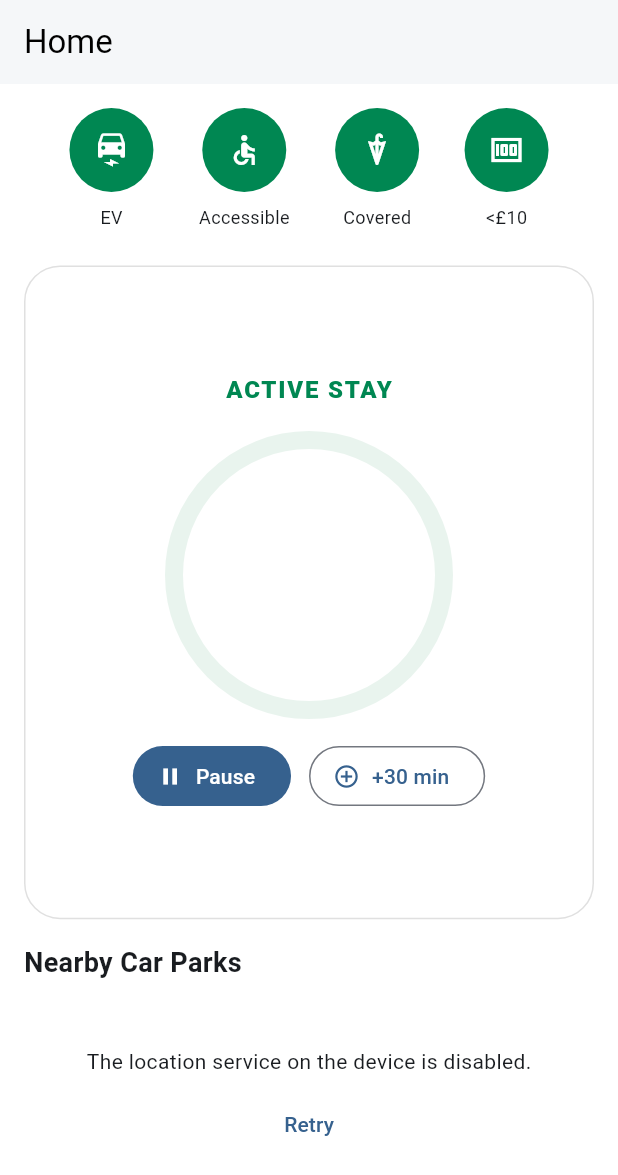
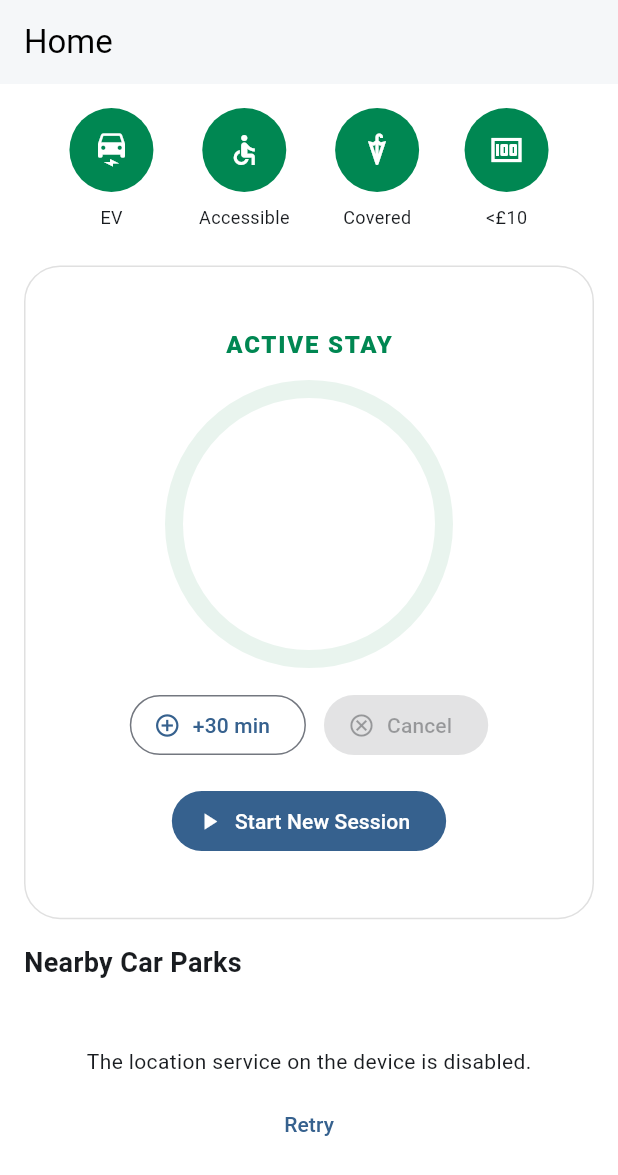
Before and after one commit to SETaP-2025-2026-Team-2a/Parking-App, a Flutter app: the HomePage screen opened directly with empty values, on a phone screen of 412 x 824 dp. Shown: the top 1175 px of the screen. Run offline on Flutter 3.47's test engine with Material 3 defaults, Android fonts, the phone set to English and light mode, and no system bars; our stand-ins replace equatable, flutter_bloc, flutter_map, flutter_tts, geolocator, latlong2.

Commit message:
feat: refactor session management in MainNavigation to improve timer functionality and add session cancellation dialog

```diff
--- a/frontend/lib/main.dart
+++ b/frontend/lib/main.dart
@@ -92,7 +92,7 @@ class _MainNavigationState extends State<MainNavigation> {
   late Duration _remainingDuration;
   late Duration _totalDuration;
   Timer? _timer;
-  bool _isPaused = false;
+  bool _isSessionActive = true;
 
   @override
   void initState() {
@@ -117,7 +117,7 @@ class _MainNavigationState extends State<MainNavigation> {
   void _startTimer() {
     _timer?.cancel();
     _timer = Timer.periodic(const Duration(seconds: 1), (_) {
-      if (_isPaused || _remainingDuration == Duration.zero) {
+      if (!_isSessionActive || _remainingDuration == Duration.zero) {
         return;
       }
 
@@ -125,7 +125,7 @@ class _MainNavigationState extends State<MainNavigation> {
         final nextDuration = _remainingDuration - const Duration(seconds: 1);
         if (nextDuration <= Duration.zero) {
           _remainingDuration = Duration.zero;
-          _isPaused = true;
+          _isSessionActive = false;
           _timer?.cancel();
         } else {
           _remainingDuration = nextDuration;
@@ -134,13 +134,12 @@ class _MainNavigationState extends State<MainNavigation> {
     });
   }
 
-  void _togglePause() {
-    if (_remainingDuration == Duration.zero) {
-      return;
-    }
-
+  void _startNewSession() {
     setState(() {
-      _isPaused = !_isPaused;
+      _isSessionActive = true;
+      _remainingDuration = const Duration(hours: 1, minutes: 0);
+      _totalDuration = _remainingDuration;
+      _startTimer();
     });
   }
 
@@ -151,6 +150,43 @@ class _MainNavigationState extends State<MainNavigation> {
       if (_remainingDuration > Duration.zero && _timer == null) {
         _startTimer();
       }
+    });
+  }
+
+  Future<void> _cancelSession() async {
+    final shouldCancel = await showDialog<bool>(
+      context: context,
+      builder: (dialogContext) {
+        return AlertDialog(
+          title: const Text('Cancel stay?'),
+          content: const Text(
+            'Are you sure you want to cancel this parking session?',
+          ),
+          actions: [
+            TextButton(
+              onPressed: () => Navigator.of(dialogContext).pop(false),
+              child: const Text('No'),
+            ),
+            TextButton(
+              onPressed: () => Navigator.of(dialogContext).pop(true),
+              style: TextButton.styleFrom(foregroundColor: Colors.red),
+              child: const Text('Yes, cancel'),
+            ),
+          ],
+        );
+      },
+    );
+
+    if (shouldCancel != true || !mounted) {
+      return;
+    }
+
+    setState(() {
+      _remainingDuration = Duration.zero;
+      _totalDuration = Duration.zero;
+      _isSessionActive = false;
+      _timer?.cancel();
+      _timer = null;
     });
   }
 
@@ -169,9 +205,10 @@ class _MainNavigationState extends State<MainNavigation> {
         progress: _totalDuration.inSeconds == 0
             ? 0.0
             : _remainingDuration.inSeconds / _totalDuration.inSeconds,
-        isPaused: _isPaused,
-        onPauseResume: _togglePause,
+        isSessionActive: _isSessionActive,
+        onCancelSession: _cancelSession,
         onAddThirtyMinutes: _addThirtyMinutes,
+        onStartNewSession: _startNewSession,
       ),
       const search.SearchPage(),
       const HistoryPageWrapper(),
@@ -204,17 +241,19 @@ class _MainNavigationState extends State<MainNavigation> {
 class HomePage extends StatefulWidget {
   final String remainingTime;
   final double progress;
-  final bool isPaused;
-  final VoidCallback onPauseResume;
+  final bool isSessionActive;
+  final VoidCallback onCancelSession;
   final VoidCallback onAddThirtyMinutes;
+  final VoidCallback onStartNewSession;
 
   const HomePage({
     super.key,
     required this.remainingTime,
     required this.progress,
-    required this.isPaused,
-    required this.onPauseResume,
+    required this.isSessionActive,
+    required this.onCancelSession,
     required this.onAddThirtyMinutes,
+    required this.onStartNewSession,
   });
 
   @override
@@ -327,9 +366,10 @@ class _HomePageState extends State<HomePage> {
               child: ActiveStayWidget(
                 remainingTime: widget.remainingTime,
                 progress: widget.progress,
-                isPaused: widget.isPaused,
-                onPauseResume: widget.onPauseResume,
+                isSessionActive: widget.isSessionActive,
+                onCancelSession: widget.onCancelSession,
                 onAddThirtyMinutes: widget.onAddThirtyMinutes,
+                onStartNewSession: widget.onStartNewSession,
               ),
             ),
             const SizedBox(height: 16),
@@ -426,17 +466,19 @@ class CircularActionButton extends StatelessWidget {
 class ActiveStayWidget extends StatelessWidget {
   final String remainingTime;
   final double progress;
-  final bool isPaused;
-  final VoidCallback onPauseResume;
+  final bool isSessionActive;
+  final VoidCallback onCancelSession;
   final VoidCallback onAddThirtyMinutes;
+  final VoidCallback onStartNewSession;
 
   const ActiveStayWidget({
     super.key,
     required this.remainingTime,
     required this.progress,
-    required this.isPaused,
-    required this.onPauseResume,
+    required this.isSessionActive,
+    required this.onCancelSession,
     required this.onAddThirtyMinutes,
+    required this.onStartNewSession,
   });
 
   @override
@@ -449,8 +491,15 @@ class ActiveStayWidget extends StatelessWidget {
         borderRadius: BorderRadius.circular(24),
         border: Border.all(color: const Color(0xFFE0E0E0)),
       ),
-      child: Column(
+      child: LayoutBuilder(
+        builder: (context, constraints) {
+          final dialSize = (constraints.maxWidth * 0.58)
+              .clamp(120.0, 180.0)
+              .toDouble();
+
+          return Column(
             mainAxisAlignment: MainAxisAlignment.center,
+            mainAxisSize: MainAxisSize.min,
             children: [
               const Text(
                 'ACTIVE STAY',
@@ -461,16 +510,16 @@ class ActiveStayWidget extends StatelessWidget {
                   color: Color(0xFF008752),
                 ),
               ),
-          const SizedBox(height: 22),
+              const SizedBox(height: 18),
               SizedBox(
-            width: 180,
-            height: 180,
+                width: dialSize,
+                height: dialSize,
                 child: Stack(
                   alignment: Alignment.center,
                   children: [
                     SizedBox(
-                  width: 180,
-                  height: 180,
+                      width: dialSize,
+                      height: dialSize,
                       child: CircularProgressIndicator(
                         value: progress.clamp(0, 1),
                         color: const Color(0xFF008752),
@@ -478,7 +527,9 @@ class ActiveStayWidget extends StatelessWidget {
                         backgroundColor: const Color(0xFFE9F4EE),
                       ),
                     ),
-                Text(
+                    FittedBox(
+                      fit: BoxFit.scaleDown,
+                      child: Text(
                         remainingTime,
                         style: const TextStyle(
                           fontSize: 30,
@@ -486,27 +537,43 @@ class ActiveStayWidget extends StatelessWidget {
                           letterSpacing: 0.6,
                         ),
                       ),
+                    ),
                   ],
                 ),
               ),
               const SizedBox(height: 20),
-          Row(
-            mainAxisAlignment: MainAxisAlignment.center,
+              Wrap(
+                alignment: WrapAlignment.center,
+                spacing: 12,
+                runSpacing: 12,
                 children: [
-              FilledButton.icon(
-                onPressed: onPauseResume,
-                icon: Icon(isPaused ? Icons.play_arrow : Icons.pause),
-                label: Text(isPaused ? 'Resume' : 'Pause'),
-              ),
-              const SizedBox(width: 12),
                   OutlinedButton.icon(
                     onPressed: onAddThirtyMinutes,
                     icon: const Icon(Icons.add_circle_outline),
                     label: const Text('+30 min'),
                   ),
+                  FilledButton.icon(
+                    onPressed: isSessionActive ? onCancelSession : null,
+                    icon: const Icon(Icons.cancel_outlined),
+                    label: const Text('Cancel'),
+                    style: FilledButton.styleFrom(
+                      backgroundColor: Colors.red,
+                      foregroundColor: Colors.white,
+                    ),
+                  ),
                 ],
               ),
+              if (!isSessionActive) ...[
+                const SizedBox(height: 16),
+                FilledButton.icon(
+                  onPressed: onStartNewSession,
+                  icon: const Icon(Icons.play_arrow),
+                  label: const Text('Start New Session'),
+                ),
               ],
+            ],
+          );
+        },
       ),
     );
   }
```
Lines whose indentation alone changed are shown as unchanged.
